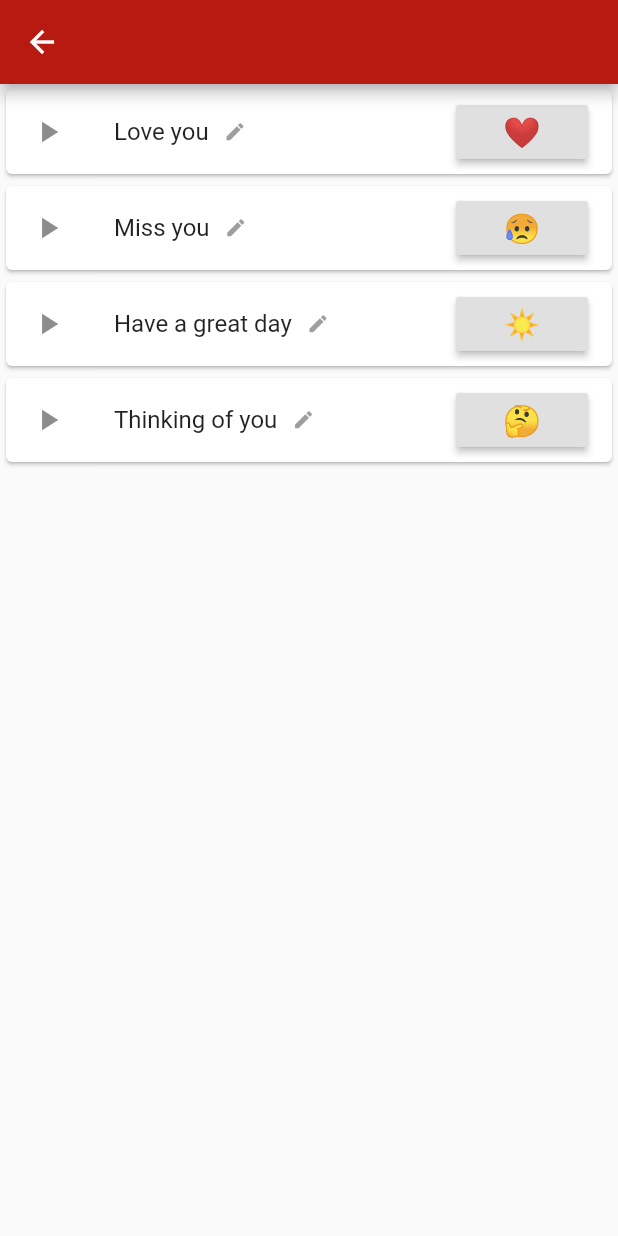
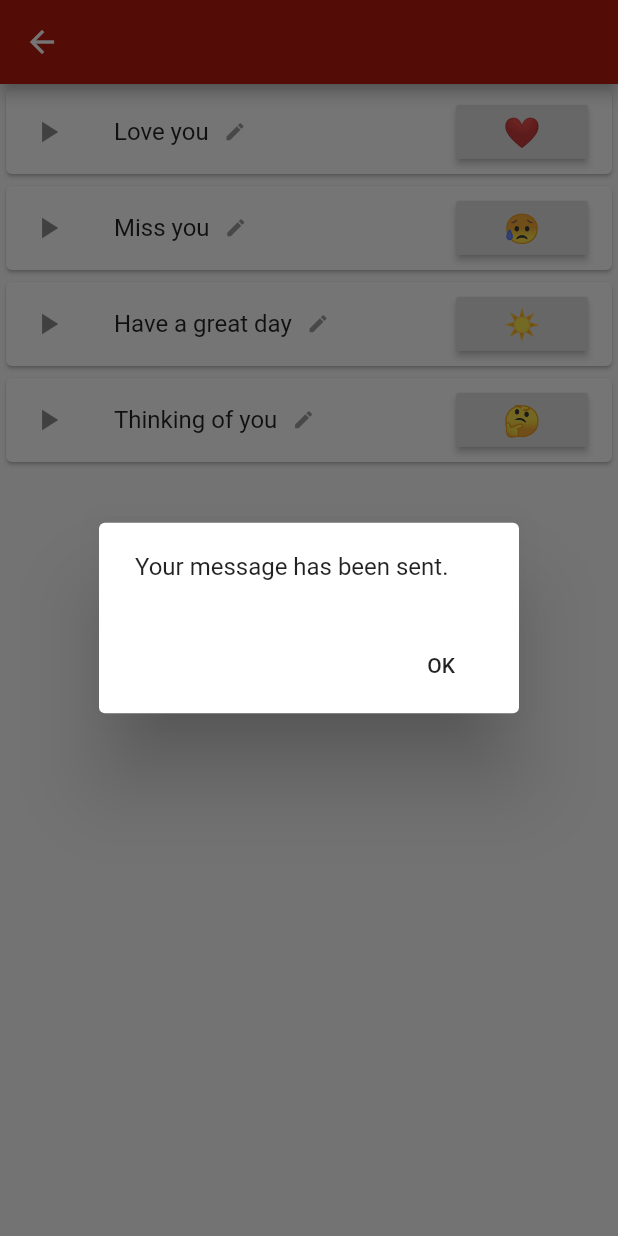
Before and after one commit to Preston12321/macathon-project, a Flutter app: the LogPage screen opened directly with empty values, after a tap on an icon or button, on a phone screen of 412 x 824 dp. Run offline on Flutter 3.47's test engine with Material 2 defaults, Android fonts, the phone set to English and light mode, and no system bars; our stand-ins replace audioplayers, bloc, firebase_auth, flutter_bloc; accounts and stored records are empty.

```diff
--- a/lib/ui/log_page.dart
+++ b/lib/ui/log_page.dart
@@ -1,5 +1,4 @@
 import 'package:audioplayers/audio_cache.dart';
-import 'package:audioplayers/audioplayers.dart';
 import 'package:flutter/material.dart';
 
 class LogPage extends StatelessWidget {
@@ -67,16 +66,38 @@ class _MessageTileState extends State<MessageTile> {
                 size: 15,
                 color: Colors.grey,
               ),
-            )
+            ),
             ],
         ),
             trailing: RaisedButton(
-          onPressed: () {},
+              onPressed: () {
+                showDialog(
+                  context: context,
+                  barrierDismissible: true,
+                  builder: (BuildContext context) {
+                    return AlertDialog(
+                      content: Container(
+                        child: Text(
+                          'Your message has been sent.'
+                        )
+                      ),
+                      actions: <Widget>[
+                        FlatButton(
+                        child: Text('OK'),
+                        onPressed: () {
+                          Navigator.of(context).pop();
+                        }
+                        )
+                      ]
+                    );
+                  },
+                );
+              },
               child: Text(
                   widget._buttontext,
                 style: TextStyle(fontSize: 20),
               ),
-        ),
+            )
         ),
       );
   }
```
Lines whose indentation alone changed are shown as unchanged.
